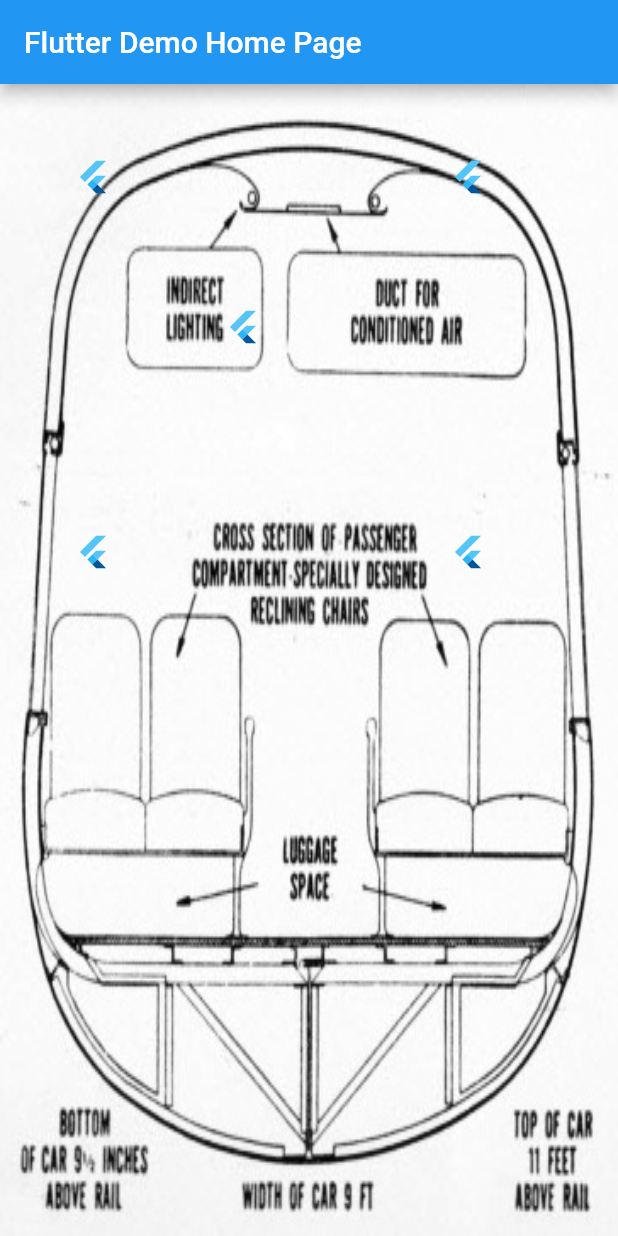
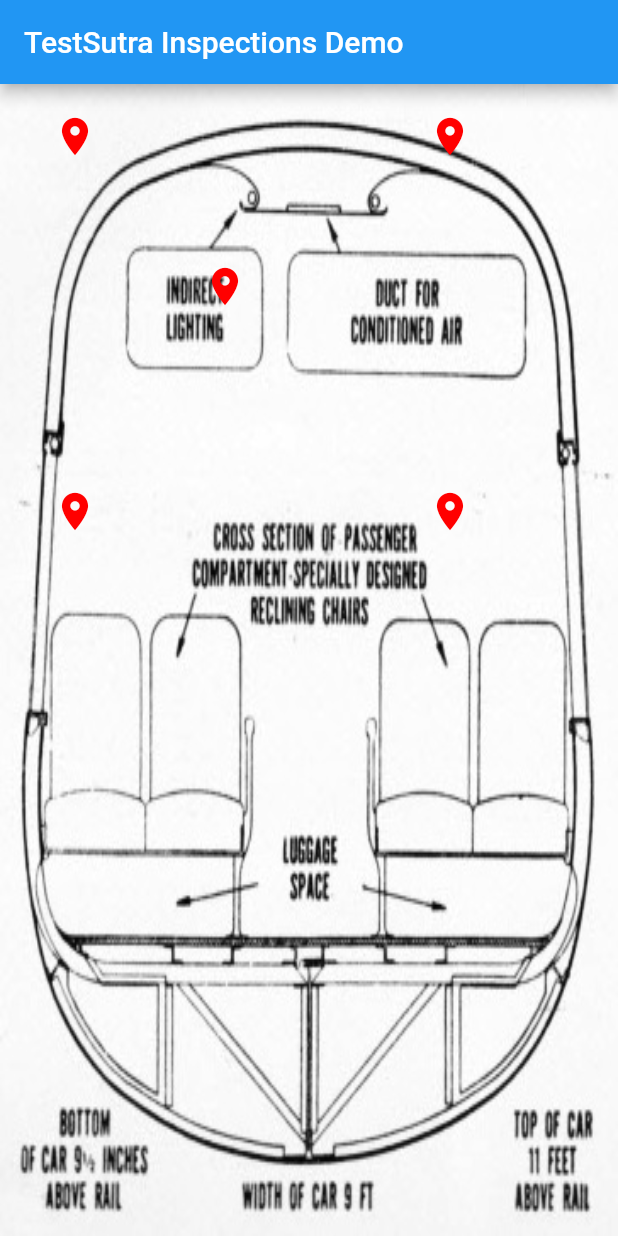
Before and after one commit to adersh-zmt/image_mark, a Flutter app: the screen it shows after launch, on a phone screen of 412 x 824 dp. Run offline on Flutter 3.47's test engine with Material 2 defaults, Android fonts, the phone set to English and light mode, and no system bars; missing offline and left inert: matrix_gesture_detector; generated files the repository leaves out were written again.

Commit message:
Demo name changes

```diff
--- a/lib/image_mark.dart
+++ b/lib/image_mark.dart
@@ -27,10 +27,10 @@ class ImageMark extends StatelessWidget {
                     fit: StackFit.passthrough,
                     children: marker.marks.map((mark) {
                       return Positioned(
-                        left: mark.x,
-                        top: mark.y,
+                        left: mark.x - 15,
+                        top: mark.y - 30,
                         child: GestureDetector(
-                          child: FlutterLogo(),
+                          child: Icon(Icons.room, size: 30,color: const Color.fromARGB(255, 255, 0, 0)),
                           onTap: () => {_showDialog(context)},
                         ),
                       );
@@ -48,8 +48,8 @@ class ImageMark extends StatelessWidget {
       builder: (BuildContext context) {
         // return object of type Dialog
         return AlertDialog(
-          title: new Text("Alert Dialog title"),
-          content: new Text("Alert Dialog body"),
+          title: new Text("<TestSutra Inspection Item>"),
+          content: Center(child: new Text("<Form>")),
           actions: <Widget>[
             // usually buttons at the bottom of the dialog
             new FlatButton(
--- a/lib/main.dart
+++ b/lib/main.dart
@@ -12,7 +12,7 @@ class MyApp extends StatelessWidget {
   @override
   Widget build(BuildContext context) {
     return MaterialApp(
-      title: 'Flutter Demo',
+      title: 'TestSutra',
       theme: ThemeData(
         // This is the theme of your application.
         //
@@ -25,7 +25,7 @@ class MyApp extends StatelessWidget {
         // is not restarted.
         primarySwatch: Colors.blue,
       ),
-      home: MyHomePage(title: 'Flutter Demo Home Page'),
+      home: MyHomePage(title: 'TestSutra Inspections Demo'),
     );
   }
 }
```
